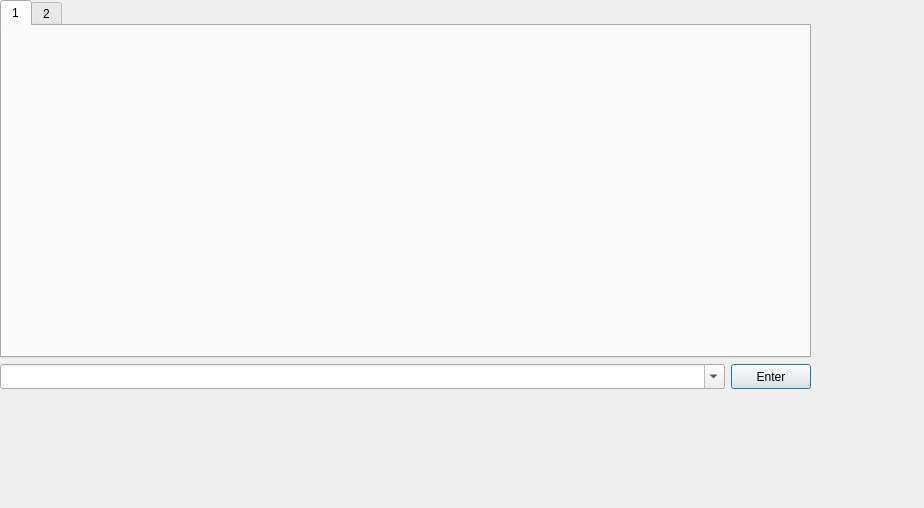
First picture: the form in xexunrtt.ui, repository lunaleevip/RTT2UART, before the edit.
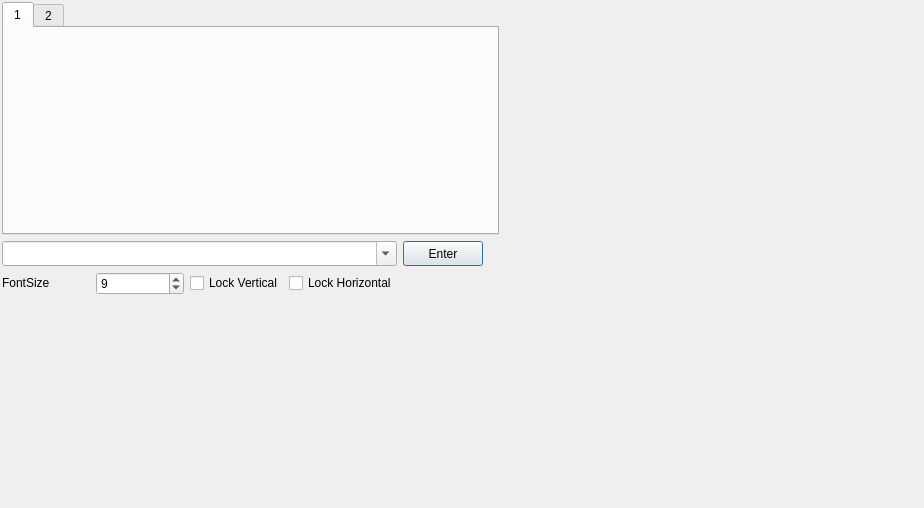
Second picture: the form after the edit. The open tabs and pages were chosen to show the change.

Commit message: 锁定滚动条，字号大小变更

The edit to the form file:
```diff
--- a/xexunrtt.ui
+++ b/xexunrtt.ui
@@ -16,38 +16,14 @@
   <widget class="QWidget" name="">
    <property name="geometry">
     <rect>
-     <x>0</x>
-     <y>0</y>
-     <width>811</width>
-     <height>421</height>
+     <x>2</x>
+     <y>2</y>
+     <width>497</width>
+     <height>303</height>
     </rect>
    </property>
    <layout class="QGridLayout" name="gridLayout">
-    <item row="1" column="0">
-     <widget class="QComboBox" name="cmd_buffer">
-      <property name="sizePolicy">
-       <sizepolicy hsizetype="Expanding" vsizetype="Fixed">
-        <horstretch>0</horstretch>
-        <verstretch>0</verstretch>
-       </sizepolicy>
-      </property>
-      <property name="maximumSize">
-       <size>
-        <width>16777215</width>
-        <height>26</height>
-       </size>
-      </property>
-      <property name="font">
-       <font>
-        <family>新宋体</family>
-       </font>
-      </property>
-      <property name="editable">
-       <bool>true</bool>
-      </property>
-     </widget>
-    </item>
-    <item row="1" column="1">
+    <item row="1" column="4">
      <widget class="QPushButton" name="pushButton">
       <property name="enabled">
        <bool>true</bool>
@@ -66,7 +42,91 @@
       </property>
      </widget>
     </item>
-    <item row="0" column="0" colspan="2">
+    <item row="1" column="5">
+     <spacer name="horizontalSpacer">
+      <property name="orientation">
+       <enum>Qt::Horizontal</enum>
+      </property>
+      <property name="sizeType">
+       <enum>QSizePolicy::Fixed</enum>
+      </property>
+      <property name="sizeHint" stdset="0">
+       <size>
+        <width>10</width>
+        <height>20</height>
+       </size>
+      </property>
+     </spacer>
+    </item>
+    <item row="2" column="0">
+     <widget class="QLabel" name="label">
+      <property name="sizePolicy">
+       <sizepolicy hsizetype="Minimum" vsizetype="Fixed">
+        <horstretch>0</horstretch>
+        <verstretch>0</verstretch>
+       </sizepolicy>
+      </property>
+      <property name="minimumSize">
+       <size>
+        <width>50</width>
+        <height>20</height>
+       </size>
+      </property>
+      <property name="text">
+       <string>FontSize</string>
+      </property>
+     </widget>
+    </item>
+    <item row="2" column="1">
+     <widget class="QSpinBox" name="fontsize_box">
+      <property name="sizePolicy">
+       <sizepolicy hsizetype="Minimum" vsizetype="Fixed">
+        <horstretch>0</horstretch>
+        <verstretch>0</verstretch>
+       </sizepolicy>
+      </property>
+      <property name="minimum">
+       <number>6</number>
+      </property>
+      <property name="maximum">
+       <number>24</number>
+      </property>
+      <property name="value">
+       <number>9</number>
+      </property>
+     </widget>
+    </item>
+    <item row="2" column="2">
+     <widget class="QCheckBox" name="LockV_checkBox">
+      <property name="text">
+       <string>Lock Vertical</string>
+      </property>
+     </widget>
+    </item>
+    <item row="2" column="3">
+     <widget class="QCheckBox" name="LockH_checkBox">
+      <property name="text">
+       <string>Lock Horizontal</string>
+      </property>
+     </widget>
+    </item>
+    <item row="3" column="2">
+     <spacer name="verticalSpacer">
+      <property name="orientation">
+       <enum>Qt::Vertical</enum>
+      </property>
+      <property name="sizeType">
+       <enum>QSizePolicy::Fixed</enum>
+      </property>
+      <property name="sizeHint" stdset="0">
+       <size>
+        <width>20</width>
+        <height>10</height>
+       </size>
+      </property>
+     </spacer>
+    </item>
+    <item row="0" column="0" colspan="6">
      <widget class="QTabWidget" name="tem_switch">
       <property name="minimumSize">
        <size>
@@ -75,7 +135,7 @@
        </size>
       </property>
       <property name="currentIndex">
-       <number>1</number>
+       <number>0</number>
       </property>
       <widget class="QWidget" name="tab">
        <attribute name="title">
@@ -89,28 +149,27 @@
       </widget>
      </widget>
     </item>
-    <item row="2" column="0" colspan="2">
-     <widget class="QLabel" name="status">
+    <item row="1" column="0" colspan="4">
+     <widget class="QComboBox" name="cmd_buffer">
       <property name="sizePolicy">
-       <sizepolicy hsizetype="Expanding" vsizetype="Preferred">
+       <sizepolicy hsizetype="Expanding" vsizetype="Fixed">
         <horstretch>0</horstretch>
         <verstretch>0</verstretch>
        </sizepolicy>
       </property>
-      <property name="minimumSize">
-       <size>
-        <width>200</width>
-        <height>26</height>
-       </size>
-      </property>
       <property name="maximumSize">
        <size>
         <width>16777215</width>
         <height>26</height>
        </size>
       </property>
-      <property name="text">
-       <string/>
+      <property name="font">
+       <font>
+        <family>新宋体</family>
+       </font>
+      </property>
+      <property name="editable">
+       <bool>true</bool>
       </property>
      </widget>
     </item>
```
The commit also changes 2 other files.
